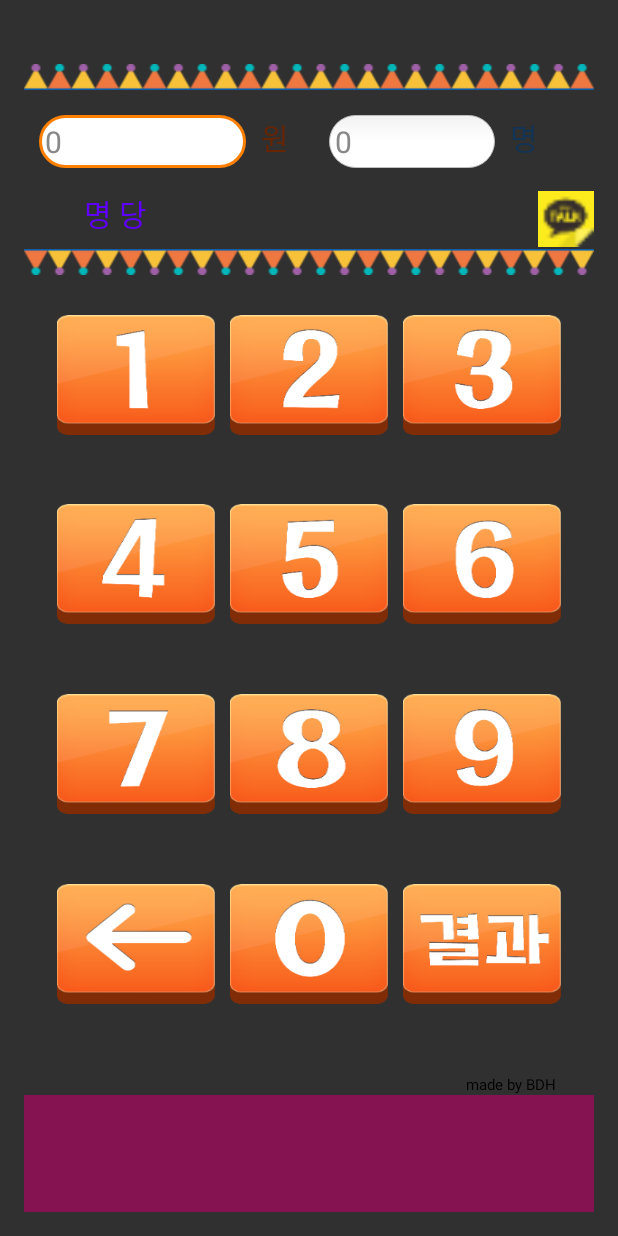
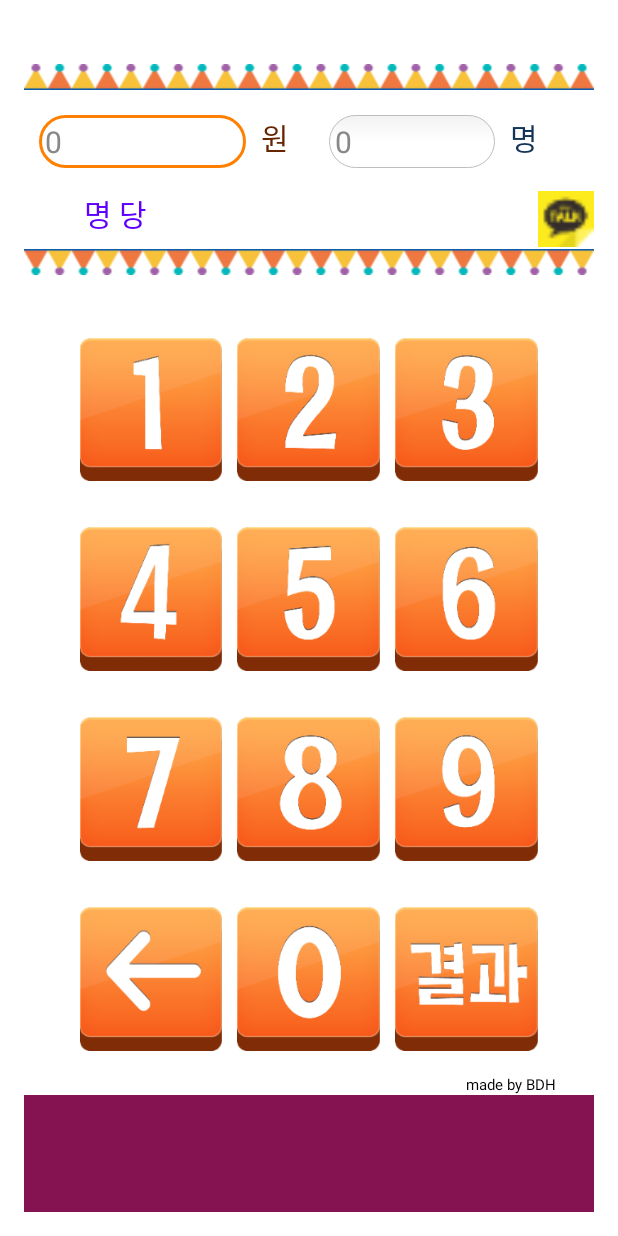
Before and after one commit to BaekDorazi/BBoom-Kotiln-, an Android app: the screen it shows after launch (MainActivity), on a phone screen of 412 x 824 dp. Run offline under Robolectric (Android 15) with nearby library versions, the phone set to English and light mode, and no system bars.

Commit message:
UI수정 / 버튼 높이 수정 및 padding값 추가

```diff
--- a/app/src/main/res/layout/activity_main.xml
+++ b/app/src/main/res/layout/activity_main.xml
@@ -7,7 +7,8 @@
         android:paddingBottom="16dp"
         android:paddingLeft="16dp"
         android:paddingRight="16dp"
-        android:paddingTop="16dp">
+        android:paddingTop="16dp"
+        android:background="#FFFFFF">
 
     <LinearLayout
             android:layout_width="match_parent"
@@ -122,19 +123,20 @@
         <LinearLayout
                 android:layout_width="match_parent"
                 android:layout_height="0dp"
+                android:padding="15dp"
                 android:layout_weight="1">
 
             <Button
                     android:id="@+id/btn1"
                     android:layout_width="0dp"
-                    android:layout_height="80dp"
+                    android:layout_height="match_parent"
                     android:layout_weight="1"
                     android:background="@drawable/button_1"/>
 
             <Button
                     android:id="@+id/btn2"
                     android:layout_width="0dp"
-                    android:layout_height="80dp"
+                    android:layout_height="match_parent"
                     android:layout_marginLeft="10dp"
                     android:layout_weight="1"
                     android:background="@drawable/button_2"/>
@@ -142,7 +144,7 @@
             <Button
                     android:id="@+id/btn3"
                     android:layout_width="0dp"
-                    android:layout_height="80dp"
+                    android:layout_height="match_parent"
                     android:layout_marginLeft="10dp"
                     android:layout_weight="1"
                     android:background="@drawable/button_3"
@@ -152,19 +154,20 @@
         <LinearLayout
                 android:layout_width="match_parent"
                 android:layout_height="0dp"
+                android:padding="15dp"
                 android:layout_weight="1">
 
             <Button
                     android:id="@+id/btn4"
                     android:layout_width="0dp"
-                    android:layout_height="80dp"
+                    android:layout_height="match_parent"
                     android:layout_weight="1"
                     android:background="@drawable/button_4"/>
 
             <Button
                     android:id="@+id/btn5"
                     android:layout_width="0dp"
-                    android:layout_height="80dp"
+                    android:layout_height="match_parent"
                     android:layout_marginLeft="10dp"
                     android:layout_weight="1"
                     android:background="@drawable/button_5"/>
@@ -172,7 +175,7 @@
             <Button
                     android:id="@+id/btn6"
                     android:layout_width="0dp"
-                    android:layout_height="80dp"
+                    android:layout_height="match_parent"
                     android:layout_marginLeft="10dp"
                     android:layout_weight="1"
                     android:background="@drawable/button_6"/>
@@ -181,19 +184,20 @@
         <LinearLayout
                 android:layout_width="match_parent"
                 android:layout_height="0dp"
+                android:padding="15dp"
                 android:layout_weight="1">
 
             <Button
                     android:id="@+id/btn7"
                     android:layout_width="0dp"
-                    android:layout_height="80dp"
+                    android:layout_height="match_parent"
                     android:layout_weight="1"
                     android:background="@drawable/button_7"/>
 
             <Button
                     android:id="@+id/btn8"
                     android:layout_width="0dp"
-                    android:layout_height="80dp"
+                    android:layout_height="match_parent"
                     android:layout_marginLeft="10dp"
                     android:layout_weight="1"
                     android:background="@drawable/button_8"/>
@@ -201,7 +205,7 @@
             <Button
                     android:id="@+id/btn9"
                     android:layout_width="0dp"
-                    android:layout_height="80dp"
+                    android:layout_height="match_parent"
                     android:layout_marginLeft="10dp"
                     android:layout_weight="1"
                     android:background="@drawable/button_9"/>
@@ -210,19 +214,20 @@
         <LinearLayout
                 android:layout_width="match_parent"
                 android:layout_height="0dp"
+                android:padding="15dp"
                 android:layout_weight="1">
 
             <Button
                     android:id="@+id/btn_backspace"
                     android:layout_width="0dp"
-                    android:layout_height="80dp"
+                    android:layout_height="match_parent"
                     android:layout_weight="1"
                     android:background="@drawable/button_backspace"/>
 
             <Button
                     android:id="@+id/btn0"
                     android:layout_width="0dp"
-                    android:layout_height="80dp"
+                    android:layout_height="match_parent"
                     android:layout_marginLeft="10dp"
                     android:layout_weight="1"
                     android:background="@drawable/button_0"/>
@@ -230,7 +235,7 @@
             <Button
                     android:id="@+id/btn_result"
                     android:layout_width="0dp"
-                    android:layout_height="80dp"
+                    android:layout_height="match_parent"
                     android:layout_marginLeft="10dp"
                     android:layout_weight="1"
                     android:background="@drawable/button_result"/>
```
